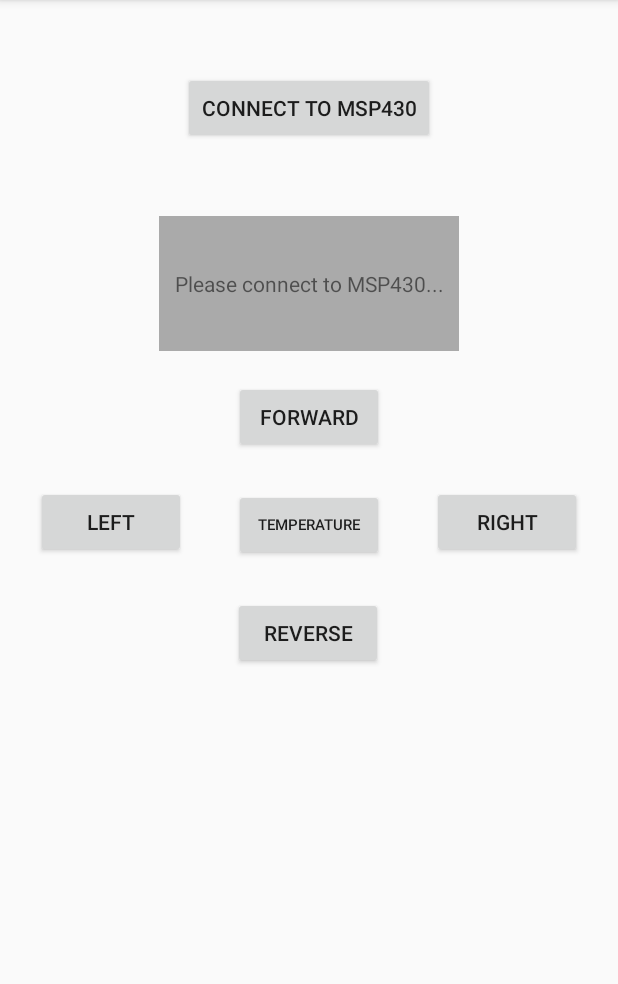
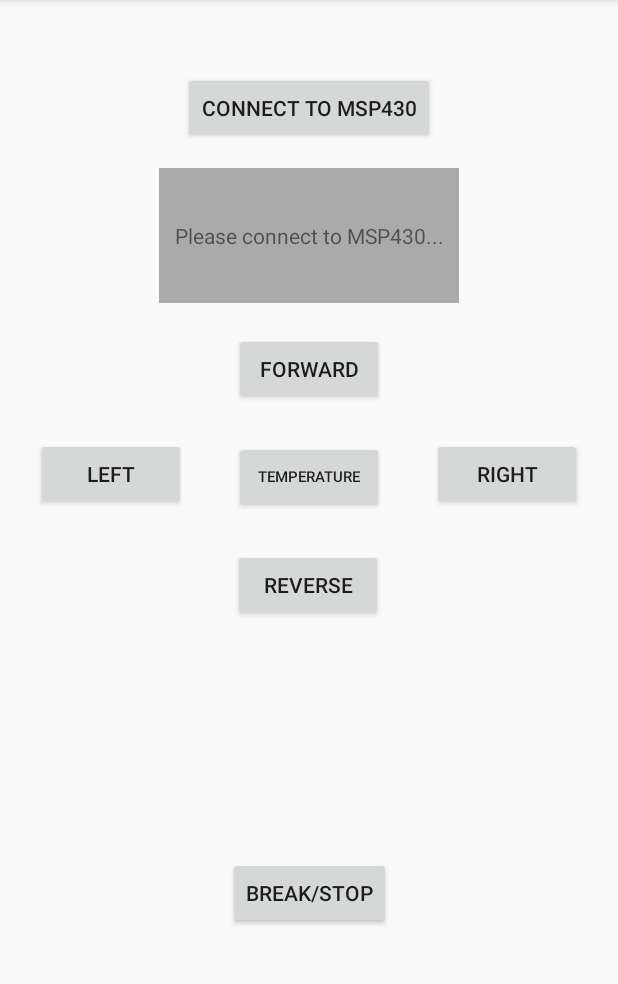
Before and after one commit to AlexTanJH/RemoteBot, an Android app: the screen it shows after launch (MainActivity), on a phone screen of 412 x 824 dp, the part 84-1068 px from its top. Run offline under Robolectric (Android 15) with nearby library versions, the phone set to English and light mode, and no system bars.

Commit message:
added a break button and mapped android command to corresponding MSP430 UART actions

```diff
--- a/AppController/app/src/main/java/com/tanal/msp430bluetoothcontroller/MainActivity.java
+++ b/AppController/app/src/main/java/com/tanal/msp430bluetoothcontroller/MainActivity.java
@@ -28,13 +28,14 @@ public class MainActivity extends AppCompatActivity {
     final char LEFT = 'c';
     final char RIGHT = 'd';
     final char GETTEMP = 'e';
+    final char STOP = 'f';
 
     private final String TAG = "MainActivity";
     private BluetoothSocket socket = null;
 //    private ConnectThread ct;
 //    private Handler handler;
     private OutputStream outputStream;
-    private Button[] button = new Button[5];
+    private Button[] button = new Button[6];
     TextView textView;
     @SuppressLint("ClickableViewAccessibility")
     @Override
@@ -56,6 +57,7 @@ public class MainActivity extends AppCompatActivity {
         button[2] = findViewById(R.id.rightButton);
         button[3] = findViewById(R.id.leftButton);
         button[4] = findViewById(R.id.getTemp);
+        button[5] = findViewById(R.id.breakButton);
 
         for (final Button b : button){
             b.setOnTouchListener(new View.OnTouchListener() {
@@ -63,7 +65,7 @@ public class MainActivity extends AppCompatActivity {
                 public boolean onTouch(View v, MotionEvent event) {
                     switch (event.getAction()){
                         case MotionEvent.ACTION_DOWN: {
-                            sendToMSP(FORWARD);
+                            sendCommand((int)b.getTag());
                             return true;
                         }
                         case MotionEvent.ACTION_CANCEL: {
@@ -97,6 +99,9 @@ public class MainActivity extends AppCompatActivity {
                 break;
             case 5:
                 sendToMSP(GETTEMP);
+                break;
+            case 6:
+                sendToMSP(STOP);
                 break;
             default:
                 break;
--- a/AppController/app/src/main/res/layout/activity_main.xml
+++ b/AppController/app/src/main/res/layout/activity_main.xml
@@ -30,7 +30,7 @@
         android:layout_marginLeft="24dp"
         android:layout_marginRight="24dp"
         android:layout_marginStart="24dp"
-        android:layout_marginTop="48dp"
+        android:layout_marginTop="16dp"
         android:background="@android:color/darker_gray"
         android:gravity="center"
         android:text="Please connect to MSP430..."
@@ -119,4 +119,21 @@
         app:layout_constraintEnd_toEndOf="parent"
         app:layout_constraintStart_toStartOf="parent"
         app:layout_constraintTop_toBottomOf="@+id/forwardButton" />
+
+    <Button
+        android:id="@+id/breakButton"
+        android:layout_width="wrap_content"
+        android:layout_height="wrap_content"
+        android:layout_marginBottom="8dp"
+        android:layout_marginEnd="8dp"
+        android:layout_marginLeft="8dp"
+        android:layout_marginRight="8dp"
+        android:layout_marginStart="8dp"
+        android:layout_marginTop="16dp"
+        android:tag="6"
+        android:text="Break/Stop"
+        app:layout_constraintBottom_toBottomOf="parent"
+        app:layout_constraintEnd_toEndOf="parent"
+        app:layout_constraintStart_toStartOf="parent"
+        app:layout_constraintTop_toBottomOf="@+id/backButton" />
 </android.support.constraint.ConstraintLayout>
```
Also changed, not shown: 1 other file.
